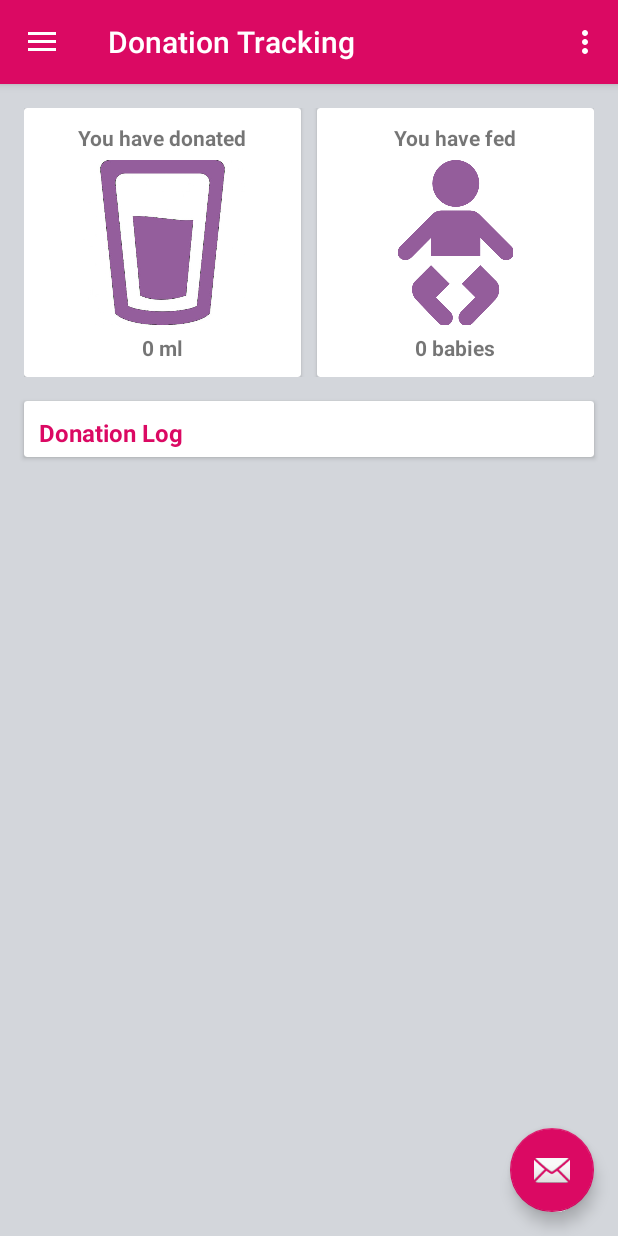
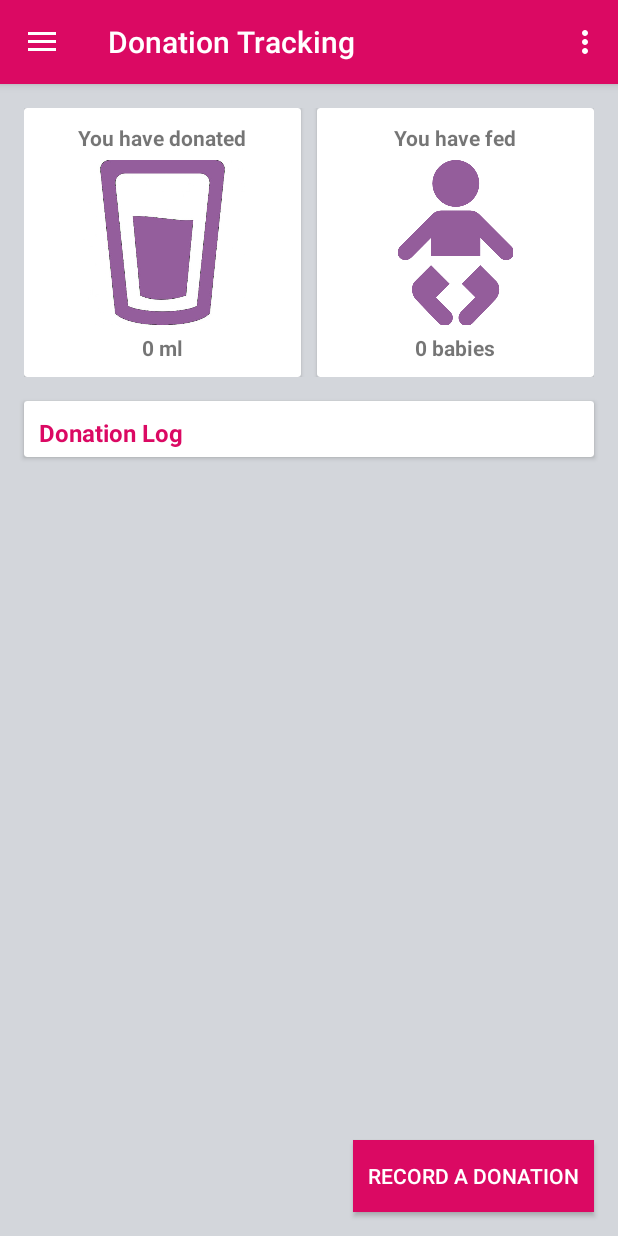
Before and after one commit to mitch-a-green/MilkMatters, an Android app: the fragment DepotLocatorFragment placed in its activity, in the side drawer, after a tap on "Donation Tracking", on a phone screen of 412 x 824 dp. Run offline under Robolectric (Android 15) with nearby library versions, the phone set to English and light mode, and no system bars; our stand-ins replace Volley; network calls fail.

Commit message:
- changed the floating action button from a circle with an icon to a rectangular textual button

```diff
--- a/app/src/main/java/com/milkmatters/honoursproject/milkmatters/activities/MainActivity.java
+++ b/app/src/main/java/com/milkmatters/honoursproject/milkmatters/activities/MainActivity.java
@@ -21,6 +21,7 @@ import android.support.v7.app.AppCompatActivity;
 import android.support.v7.widget.Toolbar;
 import android.view.Menu;
 import android.view.MenuItem;
+import android.widget.Button;
 import android.widget.Toast;
 
 import com.milkmatters.honoursproject.milkmatters.R;
@@ -76,7 +77,7 @@ public class MainActivity extends AppCompatActivity
         fragment = new HomeFragment();
         switchFragment(getString(R.string.app_name));
 
-        FloatingActionButton fab = (FloatingActionButton) findViewById(R.id.fab);
+        Button fab = (Button) findViewById(R.id.fab);
         fab.setOnClickListener(new View.OnClickListener() {
             @Override
             public void onClick(View view) {
--- a/app/src/main/java/com/milkmatters/honoursproject/milkmatters/fragments/DepotLocatorFragment.java
+++ b/app/src/main/java/com/milkmatters/honoursproject/milkmatters/fragments/DepotLocatorFragment.java
@@ -161,17 +161,19 @@ public class DepotLocatorFragment extends Fragment implements
     /**
      * Method to show the floating action button
      */
-    public void showFAB() {
-        FloatingActionButton fab = (FloatingActionButton) this.getActivity().findViewById(R.id.fab);
-        fab.show();
+    public void showFAB()
+    {
+        Button fab = (Button) this.getActivity().findViewById(R.id.fab);
+        fab.setVisibility(View.VISIBLE);
     }
 
     /**
      * Method to hide the floating action button
      */
-    public void hideFAB() {
-        FloatingActionButton fab = (FloatingActionButton) this.getActivity().findViewById(R.id.fab);
-        fab.hide();
+    public void hideFAB()
+    {
+        Button fab = (Button) this.getActivity().findViewById(R.id.fab);
+        fab.setVisibility(View.INVISIBLE);
     }
 
     /**
--- a/app/src/main/java/com/milkmatters/honoursproject/milkmatters/fragments/DonationTrackingFragment.java
+++ b/app/src/main/java/com/milkmatters/honoursproject/milkmatters/fragments/DonationTrackingFragment.java
@@ -14,6 +14,7 @@ import android.support.v7.widget.RecyclerView;
 import android.view.LayoutInflater;
 import android.view.View;
 import android.view.ViewGroup;
+import android.widget.Button;
 import android.widget.GridLayout;
 import android.widget.RelativeLayout;
 import android.widget.TextView;
@@ -126,8 +127,8 @@ public class DonationTrackingFragment extends Fragment {
      */
     public void showFAB()
     {
-        FloatingActionButton fab = (FloatingActionButton) this.getActivity().findViewById(R.id.fab);
-        fab.show();
+        Button fab = (Button) this.getActivity().findViewById(R.id.fab);
+        fab.setVisibility(View.VISIBLE);
     }
 
     /**
@@ -135,8 +136,8 @@ public class DonationTrackingFragment extends Fragment {
      */
     public void hideFAB()
     {
-        FloatingActionButton fab = (FloatingActionButton) this.getActivity().findViewById(R.id.fab);
-        fab.hide();
+        Button fab = (Button) this.getActivity().findViewById(R.id.fab);
+        fab.setVisibility(View.INVISIBLE);
     }
 
     /**
--- a/app/src/main/java/com/milkmatters/honoursproject/milkmatters/fragments/HomeFragment.java
+++ b/app/src/main/java/com/milkmatters/honoursproject/milkmatters/fragments/HomeFragment.java
@@ -10,6 +10,7 @@ import android.support.v7.widget.CardView;
 import android.view.LayoutInflater;
 import android.view.View;
 import android.view.ViewGroup;
+import android.widget.Button;
 import android.widget.GridLayout;
 import android.widget.ListView;
 import android.widget.TextView;
@@ -111,8 +112,8 @@ public class HomeFragment extends Fragment {
      */
     public void showFAB()
     {
-        FloatingActionButton fab = (FloatingActionButton) this.getActivity().findViewById(R.id.fab);
-        fab.show();
+        Button fab = (Button) this.getActivity().findViewById(R.id.fab);
+        fab.setVisibility(View.VISIBLE);
     }
 
     /**
@@ -120,8 +121,8 @@ public class HomeFragment extends Fragment {
      */
     public void hideFAB()
     {
-        FloatingActionButton fab = (FloatingActionButton) this.getActivity().findViewById(R.id.fab);
-        fab.hide();
+        Button fab = (Button) this.getActivity().findViewById(R.id.fab);
+        fab.setVisibility(View.INVISIBLE);
     }
 
     /**
--- a/app/src/main/res/layout/app_bar_main.xml
+++ b/app/src/main/res/layout/app_bar_main.xml
@@ -25,14 +25,15 @@
 
     <include layout="@layout/content_main"/>
 
-    <android.support.design.widget.FloatingActionButton
+    <Button
         android:id="@+id/fab"
         android:layout_width="wrap_content"
         android:layout_height="wrap_content"
         android:layout_gravity="bottom|end"
         android:layout_margin="@dimen/fab_margin"
-        android:src="@android:drawable/ic_dialog_email"
-        app:fabSize="normal"
-        app:srcCompat="@mipmap/ic_create_white_24dp" />
+        android:background="@color/colorPrimary"
+        android:text="   RECORD A DONATION   "
+        android:textColor="#FFFFFF"
+        tools:text="   RECORD A DONATION   " />
 
 </android.support.design.widget.CoordinatorLayout>
--- a/app/src/main/res/values/strings.xml
+++ b/app/src/main/res/values/strings.xml
@@ -14,7 +14,7 @@
     <string name="about_fragment">About</string>
     <string name="become_donor_fragment">Become A Donor</string>
     <string name="news_feed_fragment">News and Events</string>
-    <string name="action_log_donation">Log Donation</string>
+    <string name="action_log_donation">Record A Donation</string>
 
     <string name="activity_donation_graph">Donation Graphs</string>
 
```
Also changed, not shown: app/src/main/java/com/milkmatters/honoursproject/milkmatters/fragments/AboutFragment.java (+4 -4 lines), app/src/main/java/com/milkmatters/honoursproject/milkmatters/fragments/BecomeDonorFragment.java (+4 -4 lines), app/src/main/java/com/milkmatters/honoursproject/milkmatters/fragments/EducationFragment.java (+5 -4 lines), app/src/main/java/com/milkmatters/honoursproject/milkmatters/fragments/NewsFeedFragment.java (+5 -4 lines).
